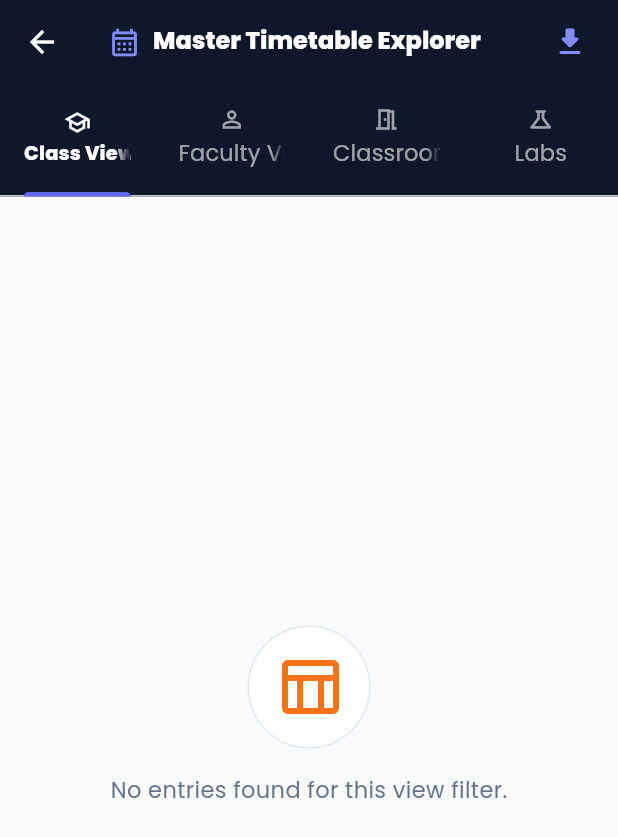
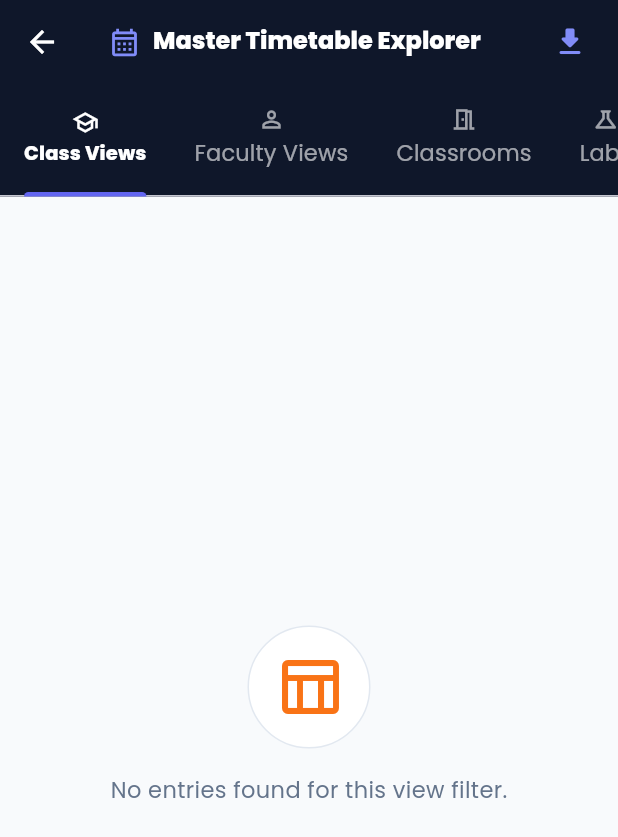
Before and after one commit to Guru2025-KIT/ENOSIS-Every-Task-One-Solution-, a Flutter app: the TimetableDisplayScreen screen opened directly, on a phone screen of 412 x 824 dp. Shown: the top 837 px of the screen. Run offline on Flutter 3.47's test engine with Material 3 defaults, Android fonts, the phone set to English and light mode, and no system bars; our stand-ins replace file_picker, flutter_local_notifications, flutter_tts, google_fonts, permission_handler, shared_preferences and 2 more; missing offline and left inert: excel, universal_html; accounts and stored records are empty; network calls fail.

Commit message:
fix(timetable): resolve RenderFlex overflows across timetable screens on Android

```diff
--- a/frontend/lib/features/timetable/presentation/screens/timetable_display_screen.dart
+++ b/frontend/lib/features/timetable/presentation/screens/timetable_display_screen.dart
@@ -223,21 +223,28 @@ class _TimetableDisplayScreenState extends State<TimetableDisplayScreen> with Si
               borderRadius: BorderRadius.circular(10),
               border: Border.all(color: const Color(0xFF6366F1), width: 1.5),
             ),
-            child: Row(
+            child: Wrap(
+              spacing: 10,
+              runSpacing: 8,
+              crossAxisAlignment: WrapCrossAlignment.center,
+              alignment: WrapAlignment.spaceBetween,
               children: [
-                const Icon(Icons.edit_calendar_outlined, color: Color(0xFF818CF8), size: 20),
-                const SizedBox(width: 10),
-                const Expanded(
-                  child: Text(
-                    'You have modified published slots (added/rearranged/edited lectures).',
-                    style: TextStyle(color: Colors.white, fontWeight: FontWeight.bold, fontSize: 12.5),
-                  ),
+                const Row(
+                  mainAxisSize: MainAxisSize.min,
+                  children: [
+                    Icon(Icons.edit_calendar_outlined, color: Color(0xFF818CF8), size: 20),
+                    SizedBox(width: 8),
+                    Text(
+                      'Modified published slots detected.',
+                      style: TextStyle(color: Colors.white, fontWeight: FontWeight.bold, fontSize: 12.5),
+                    ),
+                  ],
                 ),
                 ElevatedButton.icon(
                   icon: _isSavingPublished
                       ? const SizedBox(width: 12, height: 12, child: CircularProgressIndicator(color: Colors.white, strokeWidth: 2))
                       : const Icon(Icons.save_rounded, size: 14),
-                  label: const Text('Save Changes to Server 💾', style: TextStyle(fontWeight: FontWeight.bold, fontSize: 11)),
+                  label: const Text('Save Changes 💾', style: TextStyle(fontWeight: FontWeight.bold, fontSize: 11)),
                   style: ElevatedButton.styleFrom(
                     backgroundColor: const Color(0xFF4F46E5),
                     foregroundColor: Colors.white,
@@ -292,11 +299,11 @@ class _TimetableDisplayScreenState extends State<TimetableDisplayScreen> with Si
               const SizedBox(width: 10),
               ElevatedButton.icon(
                 icon: const Icon(Icons.add_circle_outline, size: 16),
-                label: const Text('Add / Fill Lecture', style: TextStyle(fontWeight: FontWeight.bold, fontSize: 13)),
+                label: const Text('Add Lecture', style: TextStyle(fontWeight: FontWeight.bold, fontSize: 12.5)),
                 style: ElevatedButton.styleFrom(
                   backgroundColor: const Color(0xFF4F46E5),
                   foregroundColor: Colors.white,
-                  padding: const EdgeInsets.symmetric(horizontal: 14, vertical: 14),
+                  padding: const EdgeInsets.symmetric(horizontal: 12, vertical: 12),
                   shape: RoundedRectangleBorder(borderRadius: BorderRadius.circular(12)),
                   elevation: 1,
                 ),
@@ -774,9 +781,11 @@ class _TimetableDisplayScreenState extends State<TimetableDisplayScreen> with Si
                 ],
               ),
               content: SingleChildScrollView(
-                child: SizedBox(
-                  width: 460,
-                  child: Column(
+                child: ConstrainedBox(
+                  constraints: const BoxConstraints(maxWidth: 460),
+                  child: SizedBox(
+                    width: double.maxFinite,
+                    child: Column(
                     mainAxisSize: MainAxisSize.min,
                     crossAxisAlignment: CrossAxisAlignment.start,
                     children: [
@@ -1014,6 +1023,7 @@ class _TimetableDisplayScreenState extends State<TimetableDisplayScreen> with Si
                   ),
                 ),
               ),
+            ),
               actions: [
                 if (initialSubject.isNotEmpty && initialSubject != 'Free')
                   TextButton.icon(
@@ -1617,9 +1627,12 @@ class _TimetableDisplayScreenState extends State<TimetableDisplayScreen> with Si
           children: [
             Icon(Icons.calendar_month_outlined, color: Color(0xFF818CF8), size: 22),
             SizedBox(width: 8),
-            Text(
-              'Master Timetable Explorer',
-              style: TextStyle(fontWeight: FontWeight.w800, fontSize: 16, color: Colors.white),
+            Flexible(
+              child: Text(
+                'Master Timetable Explorer',
+                style: TextStyle(fontWeight: FontWeight.w800, fontSize: 16, color: Colors.white),
+                overflow: TextOverflow.ellipsis,
+              ),
             ),
           ],
         ),
@@ -1683,6 +1696,8 @@ class _TimetableDisplayScreenState extends State<TimetableDisplayScreen> with Si
         ],
         bottom: TabBar(
           controller: _tabController,
+          isScrollable: true,
+          tabAlignment: TabAlignment.start,
           indicatorColor: const Color(0xFF6366F1),
           indicatorWeight: 3,
           labelColor: Colors.white,
```
Also changed, not shown: frontend/lib/features/timetable/presentation/screens/generate_timetable_screen.dart (+24 -5 lines), frontend/lib/features/timetable/presentation/screens/interactive_slot_locking_workbench_screen.dart (+99 -54 lines), frontend/lib/features/timetable/presentation/screens/timetable_hub_screen.dart (+5 -7 lines).
